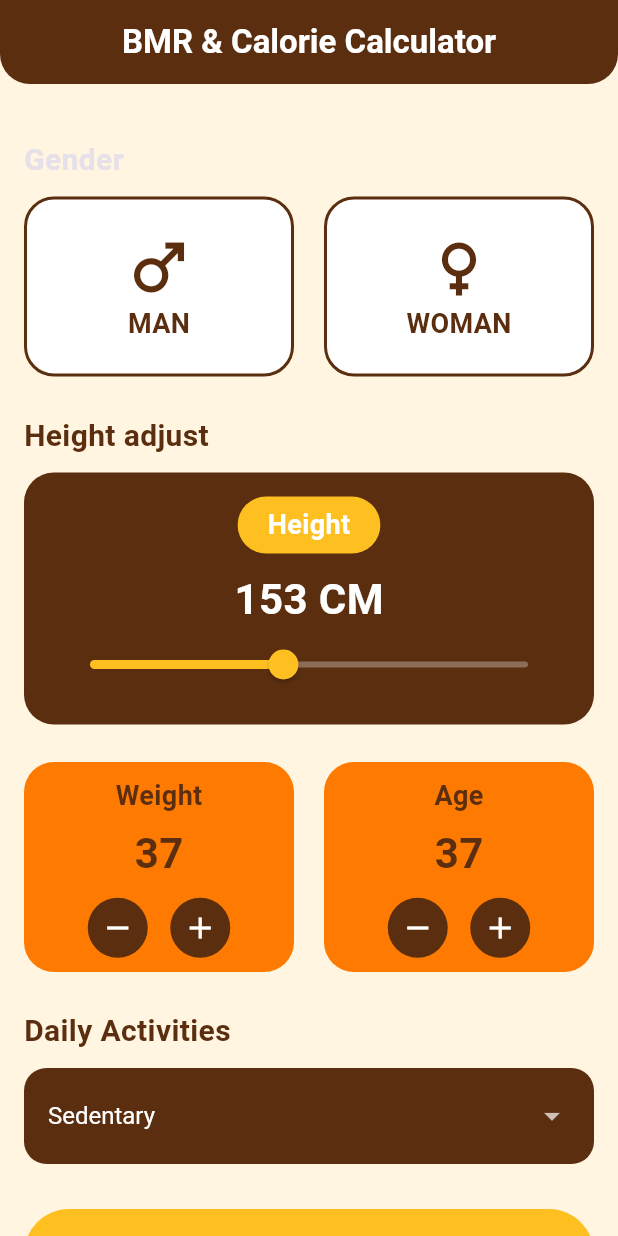
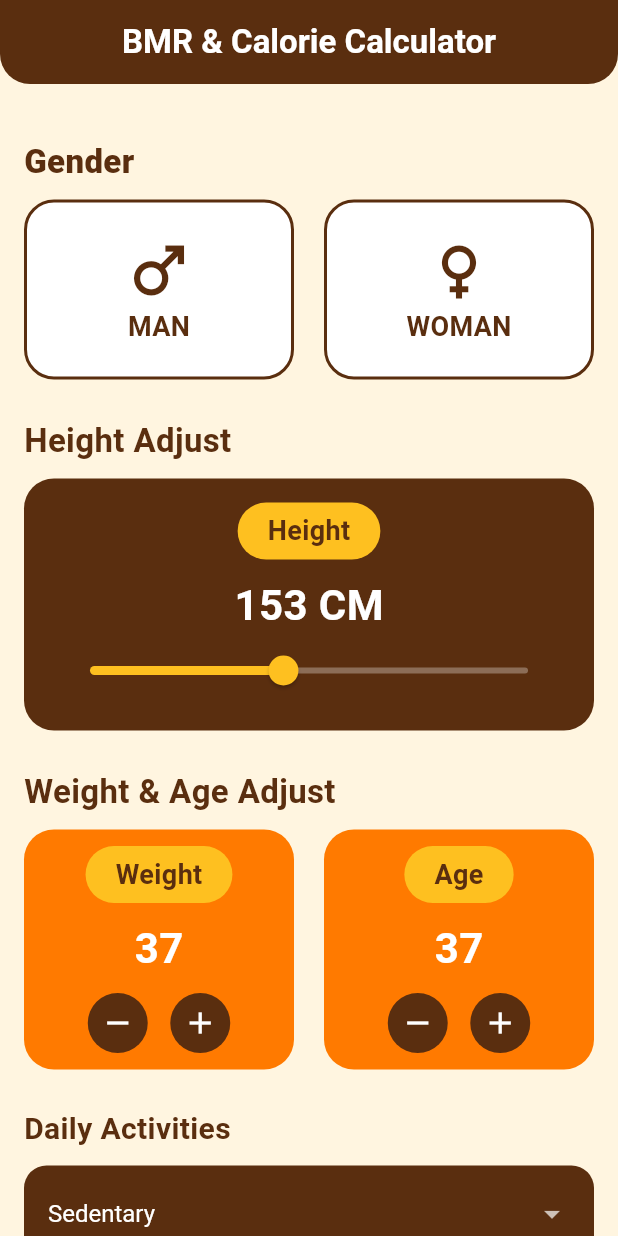
Before and after one commit to Gallllllllll/CALCULATOR-BMR, a Flutter app: the screen it shows after launch, on a phone screen of 412 x 824 dp. Run offline on Flutter 3.47's test engine with Material 3 defaults, Android fonts, the phone set to English and light mode, and no system bars.

Commit message:
Perbaikan UI

```diff
--- a/lib/pages/input_page.dart
+++ b/lib/pages/input_page.dart
@@ -1,12 +1,6 @@
 import 'package:flutter/material.dart';
-import 'package:font_awesome_flutter/font_awesome_flutter.dart';
-import 'package:flutter_bmi/components/custom_card.dart';
-import 'package:flutter_bmi/components/icon_card.dart';
 import 'package:flutter_bmi/constan.dart';
-import 'package:flutter_bmi/components/bottom_button.dart';
-import 'package:flutter_bmi/components/round_icon_button.dart';
 import 'package:flutter_bmi/pages/calculator_bmr.dart';
-import 'result_page.dart';
 
 class InputPage extends StatefulWidget {
   const InputPage({super.key});
@@ -42,12 +36,17 @@ class _InputPageState extends State<InputPage> {
       appBar: AppBar(
         title: const Text(
           'BMR & Calorie Calculator',
-          style: TextStyle(color: Colors.white, fontWeight: FontWeight.bold),
+          style: TextStyle(
+            color: Colors.white,
+            fontWeight: FontWeight.bold
+          ),
         ),
         backgroundColor: brownColor,
         centerTitle: true,
         shape: const RoundedRectangleBorder(
-          borderRadius: BorderRadius.vertical(bottom: Radius.circular(20)),
+          borderRadius: BorderRadius.vertical(
+            bottom: Radius.circular(20)
+          ),
         ),
       ),
       body: SingleChildScrollView(
@@ -59,7 +58,14 @@ class _InputPageState extends State<InputPage> {
               // ===== Gender Selection =====
               const Align(
                 alignment: Alignment.centerLeft,
-                child: Text('Gender', style: TextStyle(fontSize: 20, fontWeight: FontWeight.bold)),
+                child: Text(
+                  'Gender',
+                  style: TextStyle(
+                    fontSize: 22,
+                    fontWeight: FontWeight.w900,
+                    color: brownColor,
+                  )
+                ),
               ),
               const SizedBox(height: 10),
               Row(
@@ -77,8 +83,18 @@ class _InputPageState extends State<InputPage> {
                         child: Column(
                           mainAxisAlignment: MainAxisAlignment.center,
                           children: [
-                            Icon(Icons.male, size: 50, color: brownColor),
-                            Text('MAN', style: TextStyle(fontSize: 18, fontWeight: FontWeight.bold, color: brownColor)),
+                            Icon(
+                              Icons.male,
+                              size: 50,
+                              color: brownColor),
+                            Text(
+                              'MAN',
+                              style: TextStyle(
+                                fontSize: 18,
+                                fontWeight: FontWeight.bold,
+                                color: brownColor
+                              )
+                            ),
                           ],
                         ),
                       ),
@@ -93,13 +109,27 @@ class _InputPageState extends State<InputPage> {
                         decoration: BoxDecoration(
                           color: selectedGender == Gender.female ? orangeColor : Colors.white,
                           borderRadius: BorderRadius.circular(20),
-                          border: Border.all(color: brownColor, width: 2),
+                          border: Border.all(
+                            color: brownColor,
+                            width: 2
+                          ),
                         ),
                         child: Column(
                           mainAxisAlignment: MainAxisAlignment.center,
                           children: [
-                            Icon(Icons.female, size: 50, color: brownColor),
-                            Text('WOMAN', style: TextStyle(fontSize: 18, fontWeight: FontWeight.bold, color: brownColor)),
+                            Icon(
+                              Icons.female,
+                              size: 50,
+                              color: brownColor
+                            ),
+                            Text(
+                              'WOMAN',
+                              style: TextStyle(
+                                fontSize: 18,
+                                fontWeight: FontWeight.bold,
+                                color: brownColor
+                              )
+                            ),
                           ],
                         ),
                       ),
@@ -109,10 +139,17 @@ class _InputPageState extends State<InputPage> {
               ),
 
               const SizedBox(height: 25),
-              // ===== Height =====
+
               Align(
                 alignment: Alignment.centerLeft,
-                child: Text('Height adjust', style: TextStyle(fontSize: 20, fontWeight: FontWeight.bold, color: brownColor)),
+                child: Text(
+                  'Height Adjust',
+                  style: TextStyle(
+                    fontSize: 22,
+                    fontWeight: FontWeight.bold,
+                    color: brownColor
+                  )
+                ),
               ),
               const SizedBox(height: 10),
               Container(
@@ -120,18 +157,28 @@ class _InputPageState extends State<InputPage> {
                   color: brownColor,
                   borderRadius: BorderRadius.circular(20),
                 ),
-                padding: const EdgeInsets.symmetric(vertical: 16, horizontal: 20),
+                padding: const EdgeInsets.symmetric(
+                  vertical: 16,
+                  horizontal: 20
+                ),
                 child: Column(
                   children: [
                     Container(
-                      padding: const EdgeInsets.symmetric(horizontal: 20, vertical: 6),
+                      padding: const EdgeInsets.symmetric(
+                        horizontal: 20,
+                        vertical: 6
+                      ),
                       decoration: BoxDecoration(
                         color: yellowColor,
                         borderRadius: BorderRadius.circular(30),
                       ),
                       child: const Text(
                         'Height',
-                        style: TextStyle(fontWeight: FontWeight.bold, fontSize: 18, color: Colors.white),
+                        style: TextStyle(
+                          fontWeight: FontWeight.bold,
+                          fontSize: 18,
+                          color: brownColor,
+                        ),
                       ),
                     ),
                     const SizedBox(height: 10),
@@ -156,7 +203,19 @@ class _InputPageState extends State<InputPage> {
               ),
 
               const SizedBox(height: 25),
-              // ===== Weight & Age =====
+              Align(
+                alignment: Alignment.centerLeft,
+
+                child: Text(
+                  'Weight & Age Adjust',
+                style: TextStyle(
+                  fontSize: 22,
+                  fontWeight: FontWeight.bold,
+                  color: brownColor
+                  )
+                ),
+              ),
+              const SizedBox(height: 10),
               Row(
                 children: [
                   Expanded(
@@ -168,11 +227,12 @@ class _InputPageState extends State<InputPage> {
                       }),
                       onPlus: () => setState(() => weight++),
                       color: orangeColor,
-                      textColor: brownColor,
+                      textColor: Colors.white,
                     ),
                   ),
                   const SizedBox(width: 20),
                   Expanded(
+
                     child: _buildInputBox(
                       title: 'Age',
                       value: age,
@@ -181,7 +241,7 @@ class _InputPageState extends State<InputPage> {
                       }),
                       onPlus: () => setState(() => age++),
                       color: orangeColor,
-                      textColor: brownColor,
+                      textColor: Colors.white,
                     ),
                   ),
                 ],
@@ -283,9 +343,10 @@ class _InputPageState extends State<InputPage> {
   required Color textColor,
 }) {
   const brownCircle = Color(0xFF5A2E0F); // warna coklat kontras
+  const yellowColor = Color(0xFFFEC020); // warna kuning seperti height box
 
   return Container(
-    height: 140,
+    height: 160,
     decoration: BoxDecoration(
       color: color,
       borderRadius: BorderRadius.circular(20),
@@ -293,14 +354,30 @@ class _InputPageState extends State<InputPage> {
     child: Column(
       mainAxisAlignment: MainAxisAlignment.center,
       children: [
-        Text(
-          title,
-          style: TextStyle(fontSize: 18, fontWeight: FontWeight.bold, color: textColor),
+        // --- Judul dengan background kuning seperti Height ---
+        Container(
+          padding: const EdgeInsets.symmetric(horizontal: 20, vertical: 6),
+          decoration: BoxDecoration(
+            color: yellowColor,
+            borderRadius: BorderRadius.circular(30),
+          ),
+          child: Text(
+            title,
+            style: const TextStyle(
+              fontWeight: FontWeight.bold,
+              fontSize: 18,
+              color: brownCircle,
+            ),
+          ),
         ),
-        const SizedBox(height: 5),
+        const SizedBox(height: 10),
         Text(
           '$value',
-          style: TextStyle(fontSize: 28, fontWeight: FontWeight.bold, color: textColor),
+          style: TextStyle(
+            fontSize: 28,
+            fontWeight: FontWeight.bold,
+            color: textColor,
+          ),
         ),
         const SizedBox(height: 10),
         Row(
@@ -312,7 +389,7 @@ class _InputPageState extends State<InputPage> {
               child: Container(
                 width: 40,
                 height: 40,
-                decoration: BoxDecoration(
+                decoration: const BoxDecoration(
                   color: brownCircle,
                   shape: BoxShape.circle,
                 ),
@@ -326,7 +403,7 @@ class _InputPageState extends State<InputPage> {
               child: Container(
                 width: 40,
                 height: 40,
-                decoration: BoxDecoration(
+                decoration: const BoxDecoration(
                   color: brownCircle,
                   shape: BoxShape.circle,
                 ),
```
